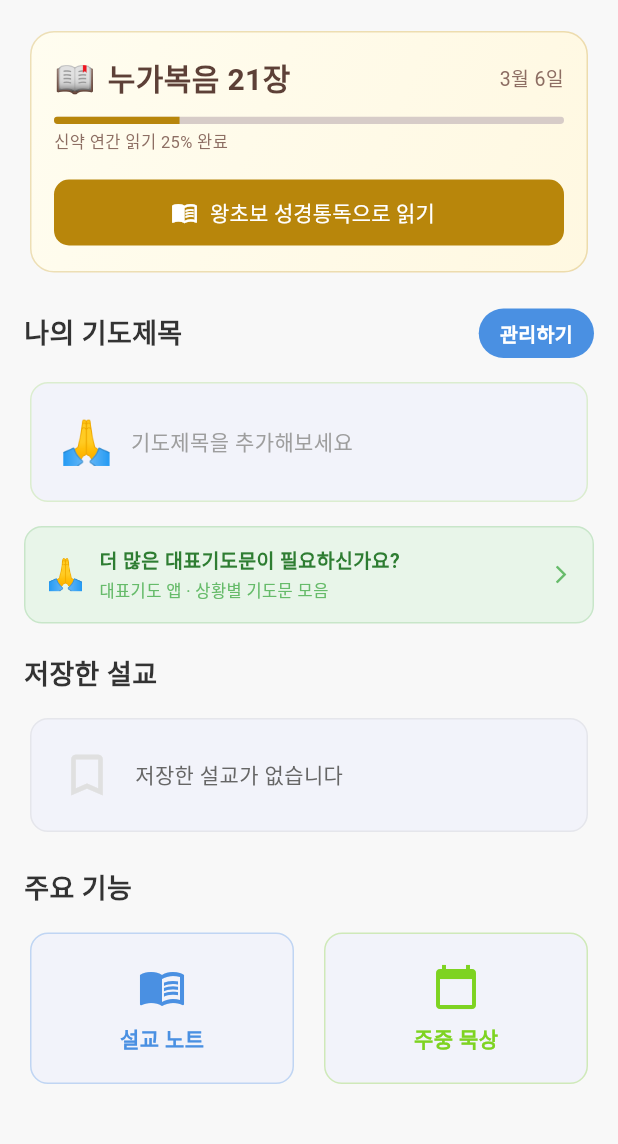
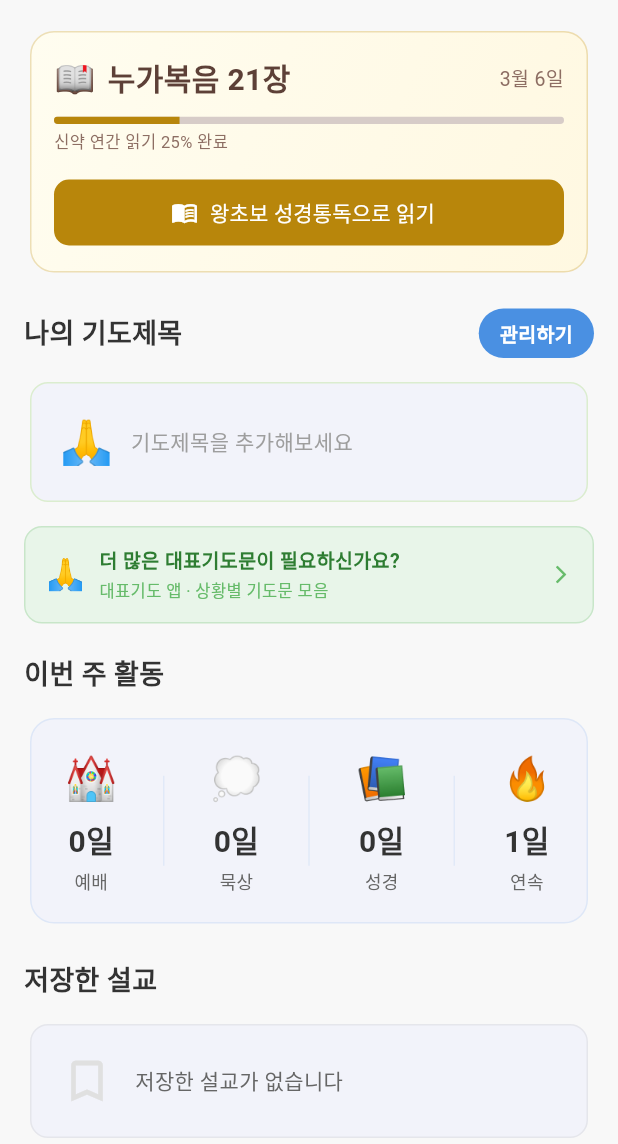
Before and after one commit to nanoset100/logosflow, a Flutter app: the HomeScreen screen opened directly, scrolled down 388 dp, on a phone screen of 412 x 824 dp, the part 92-1236 px from its top. Run offline on Flutter 3.47's test engine with Material 3 defaults, Android fonts, the phone set to English and light mode, and no system bars; our stand-ins replace audioplayers, cloud_firestore, firebase_auth, firebase_core, flutter_dotenv, flutter_riverpod and 1 more; accounts and stored records are empty; Roboto replaces fonts that are missing (Pretendard).

Commit message:
feat: 이번 주 활동 카드 추가 (예배/묵상/성경/연속 통계)
- ActivityService: SharedPreferences 기반 활동 기록/집계
- 홈화면 6번 위치에 _WeeklyActivityCard (나의 기도제목 아래)
- 설교 상세 진입 시 sermon activity 기록 (StatefulWidget 변환)
- 주중묵상 체크 완료 시 devotion activity 기록
- 오늘의 성경 버튼 탭 시 bible activity 기록
- 앱 홈 접속 시 연속(streak) 일수 자동 갱신

Co-Authored-By: Claude Sonnet 4.6 <noreply@anthropic.com>

```diff
--- a/chimshin/lib/presentation/screens/devotion/devotionals_screen.dart
+++ b/chimshin/lib/presentation/screens/devotion/devotionals_screen.dart
@@ -4,6 +4,7 @@ import '../../../core/constants/colors.dart';
 import '../../../data/models/sermon_model.dart';
 import '../../../data/models/user_progress_model.dart';
 import '../../../data/services/progress_service.dart';
+import '../../../data/services/activity_service.dart';
 
 class DevotionalsScreen extends StatefulWidget {
   final SermonModel sermon;
@@ -243,6 +244,7 @@ class _DevotionalsScreenState extends State<DevotionalsScreen> {
         dayKey: dayKey,
         completed: newValue,
       );
+      if (newValue) await ActivityService().recordActivity('devotion');
     } catch (_) {
       if (mounted) {
         ScaffoldMessenger.of(context).showSnackBar(
--- a/chimshin/lib/presentation/screens/home/home_screen.dart
+++ b/chimshin/lib/presentation/screens/home/home_screen.dart
@@ -18,6 +18,7 @@ import '../../../data/services/prayer_service.dart';
 import '../../../data/models/prayer_request_model.dart';
 import 'package:url_launcher/url_launcher.dart';
 import '../../../data/daily_bible_data.dart';
+import '../../../data/services/activity_service.dart';
 
 class HomeScreen extends StatefulWidget {
   const HomeScreen({super.key});
@@ -32,7 +33,12 @@ class _HomeScreenState extends State<HomeScreen> {
   final ProgressService _progressService = ProgressService();
   final _savedService = SavedSermonService();
   final _prayerService = PrayerService();
+  final _activityService = ActivityService();
   String _churchName = '';
+  int _weeklySermon = 0;
+  int _weeklyDevotion = 0;
+  int _weeklyBible = 0;
+  int _streak = 0;
   SermonModel? _latestSermon;
   UserProgressModel? _latestProgress;
   List<SermonModel> _savedSermons = [];
@@ -45,6 +51,7 @@ class _HomeScreenState extends State<HomeScreen> {
     super.initState();
     _uid = FirebaseAuth.instance.currentUser?.uid;
     _loadData();
+    _loadActivityStats();
     SavedSermonService.changeNotifier.addListener(_onSavedChange);
   }
 
@@ -91,6 +98,21 @@ class _HomeScreenState extends State<HomeScreen> {
   Future<void> _loadSavedSermons() async {
     final saved = await _savedService.getSavedSermons();
     if (mounted) setState(() => _savedSermons = saved);
+  }
+
+  Future<void> _loadActivityStats() async {
+    final sermon = await _activityService.getWeeklyCount('sermon');
+    final devotion = await _activityService.getWeeklyCount('devotion');
+    final bible = await _activityService.getWeeklyCount('bible');
+    final streak = await _activityService.updateAndGetStreak();
+    if (mounted) {
+      setState(() {
+        _weeklySermon = sermon;
+        _weeklyDevotion = devotion;
+        _weeklyBible = bible;
+        _streak = streak;
+      });
+    }
   }
 
   Future<void> _logout() async {
@@ -206,6 +228,16 @@ class _HomeScreenState extends State<HomeScreen> {
                         builder: (context) => const PrayerRequestsScreen()),
                   ),
                 ),
+
+              const SizedBox(height: 20),
+
+              // 6. 이번 주 활동 (동기부여)
+              _WeeklyActivityCard(
+                sermonDays: _weeklySermon,
+                devotionDays: _weeklyDevotion,
+                bibleDays: _weeklyBible,
+                streak: _streak,
+              ),
 
               const SizedBox(height: 20),
 
@@ -1103,6 +1135,7 @@ class _DailyBibleCard extends StatelessWidget {
       'https://play.google.com/store/apps/details?id=com.bible_app.king_beginner_bible';
 
   Future<void> _openBibleApp() async {
+    await ActivityService().recordActivity('bible');
     final appUri = Uri.parse('android-app://$_bibleAppPackage');
     final storeUri = Uri.parse(_bibleAppStore);
     try {
@@ -1283,3 +1316,110 @@ class _RepresentPrayerPromo extends StatelessWidget {
     );
   }
 }
+
+// ─── 이번 주 활동 카드 ──────────────────────────────
+class _WeeklyActivityCard extends StatelessWidget {
+  final int sermonDays;
+  final int devotionDays;
+  final int bibleDays;
+  final int streak;
+
+  const _WeeklyActivityCard({
+    required this.sermonDays,
+    required this.devotionDays,
+    required this.bibleDays,
+    required this.streak,
+  });
+
+  @override
+  Widget build(BuildContext context) {
+    return Column(
+      crossAxisAlignment: CrossAxisAlignment.start,
+      children: [
+        const Text(
+          '이번 주 활동',
+          style: TextStyle(
+            fontSize: 18,
+            fontWeight: FontWeight.bold,
+            color: AppColors.textPrimary,
+          ),
+        ),
+        const SizedBox(height: 12),
+        Card(
+          elevation: 0,
+          shape: RoundedRectangleBorder(
+            borderRadius: BorderRadius.circular(16),
+            side: BorderSide(color: AppColors.primary.withValues(alpha: 0.12)),
+          ),
+          child: Padding(
+            padding: const EdgeInsets.symmetric(vertical: 20, horizontal: 8),
+            child: Row(
+              mainAxisAlignment: MainAxisAlignment.spaceAround,
+              children: [
+                _ActivityStat(emoji: '⛪', label: '예배', days: sermonDays),
+                _Divider(),
+                _ActivityStat(emoji: '💭', label: '묵상', days: devotionDays),
+                _Divider(),
+                _ActivityStat(emoji: '📚', label: '성경', days: bibleDays),
+                _Divider(),
+                _ActivityStat(emoji: '🔥', label: '연속', days: streak),
+              ],
+            ),
+          ),
+        ),
+      ],
+    );
+  }
+}
+
+class _ActivityStat extends StatelessWidget {
+  final String emoji;
+  final String label;
+  final int days;
+
+  const _ActivityStat({
+    required this.emoji,
+    required this.label,
+    required this.days,
+  });
+
+  @override
+  Widget build(BuildContext context) {
+    return Column(
+      children: [
+        Text(emoji, style: const TextStyle(fontSize: 28)),
+        const SizedBox(height: 6),
+        Text(
+          '$days일',
+          style: const TextStyle(
+            fontSize: 20,
+            fontWeight: FontWeight.bold,
+            color: AppColors.textPrimary,
+          ),
+        ),
+        const SizedBox(height: 4),
+        Text(
+          label,
+          style: const TextStyle(
+            fontSize: 12,
+            color: AppColors.textSecondary,
+          ),
+        ),
+      ],
+    );
+  }
+}
+
+class _Divider extends StatelessWidget {
+  @override
+  Widget build(BuildContext context) {
+    return SizedBox(
+      height: 60,
+      child: VerticalDivider(
+        color: AppColors.primary.withValues(alpha: 0.1),
+        thickness: 1,
+        width: 1,
+      ),
+    );
+  }
+}
```
Also changed, not shown: chimshin/lib/data/services/activity_service.dart (added, +67 -0 lines), chimshin/lib/presentation/screens/sermon/sermon_detail_screen.dart (+18 -6 lines).
